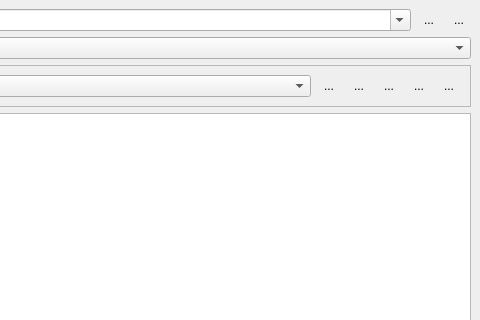
Before: the Qt Designer form ui/AWG.ui in MonroeQuantumNetworks/IonControl, drawn with Qt 5; both pictures show x 401 to 881 and y 0 to 320 of the 881 by 775 pixel window.
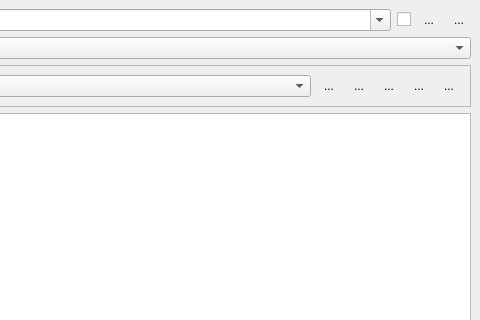
After: the same form once the commit is applied. Icons and pictures are not drawn. Custom widgets are drawn as their Qt base class.

Commit message: change AWG autosave to checkbox

```diff
--- a/ui/AWG.ui
+++ b/ui/AWG.ui
@@ -60,6 +60,22 @@
         </property>
        </widget>
       </item>
+      <item>
+       <widget class="QCheckBox" name="autoSaveCheckBox">
+        <property name="sizePolicy">
+         <sizepolicy hsizetype="Fixed" vsizetype="Fixed">
+          <horstretch>0</horstretch>
+          <verstretch>0</verstretch>
+         </sizepolicy>
+        </property>
+        <property name="toolTip">
+         <string>autosave</string>
+        </property>
+        <property name="text">
+         <string/>
+        </property>
+       </widget>
+      </item>
       <item>
        <widget class="QToolButton" name="saveButton">
         <property name="toolTip">
```
The commit also changes 1 other file.
